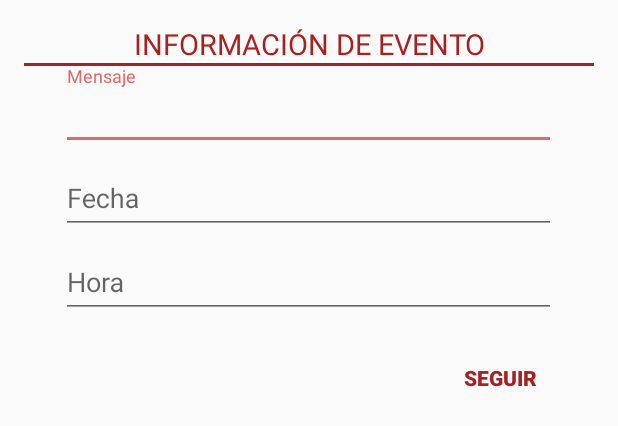
After one commit to UNIZAR-30248-2015-Raven/raven, an Android app: the layout activity_create_event.xml on its own in the app's theme, with its tools: preview values and no code run, on a phone screen of 412 x 824 dp. The commit adds this screen. Shown: the top 426 px of the screen. Run offline under Robolectric (Android 15) with nearby library versions, the phone set to English and light mode, and no system bars.

Commit message:
crear evento añadido

```diff
--- /dev/null
+++ b/app/src/main/res/layout/activity_create_event.xml
@@ -0,0 +1,71 @@
+<LinearLayout xmlns:android="http://schemas.android.com/apk/res/android"
+    xmlns:tools="http://schemas.android.com/tools" android:layout_width="match_parent"
+    android:layout_height="match_parent" android:gravity="center_horizontal"
+    android:orientation="vertical" android:paddingBottom="@dimen/activity_vertical_margin"
+    android:paddingLeft="@dimen/activity_horizontal_margin" android:paddingRight="@dimen/activity_horizontal_margin"
+    android:paddingTop="@dimen/activity_vertical_margin" tools:context=".CreateAccountActivity">
+
+    <!-- Proceso de crear evento -->
+    <ProgressBar android:id="@+id/create_event_progress" style="?android:attr/progressBarStyleLarge"
+        android:layout_width="wrap_content" android:layout_height="wrap_content"
+        android:layout_marginBottom="8dp" android:visibility="gone" />
+
+    <ScrollView android:id="@+id/create_event_form" android:layout_width="match_parent"
+        android:layout_height="match_parent">
+
+        <LinearLayout android:id="@+id/event_form" android:layout_width="match_parent"
+            android:layout_height="wrap_content" android:orientation="vertical">
+
+            <android.support.design.widget.TextInputLayout android:layout_width="match_parent"
+                android:layout_height="wrap_content">
+
+                <TextView android:id="@+id/infoEvento" android:layout_width="fill_parent"
+                    android:layout_height="wrap_content"
+                    android:text="@string/infoEvento" android:gravity="center"
+                    android:textSize="19dp" android:textColor="@color/colorPrimaryDark"/>
+
+                <View android:layout_width="fill_parent"
+                    android:layout_height="2dip"
+                    android:background="@color/colorPrimaryDark" />
+
+            </android.support.design.widget.TextInputLayout>
+
+            <android.support.design.widget.TextInputLayout android:layout_width="match_parent"
+                android:layout_height="wrap_content">
+
+                <EditText android:id="@+id/mensaje" android:layout_width="330dp"
+                    android:layout_height="wrap_content" android:hint="@string/prompt_mensaje"
+                    android:inputType="textMultiLine" android:maxLines="3"
+                    android:isScrollContainer="true" android:layout_gravity="center" />
+
+            </android.support.design.widget.TextInputLayout>
+
+            <android.support.design.widget.TextInputLayout android:layout_width="match_parent"
+                android:layout_height="wrap_content">
+
+                <EditText android:id="@+id/date" android:layout_width="330dp"
+                    android:layout_height="wrap_content" android:hint="@string/prompt_date"
+                    android:inputType="text" android:maxLines="1"
+                    android:singleLine="true" android:layout_gravity="center" />
+
+            </android.support.design.widget.TextInputLayout>
+
+            <android.support.design.widget.TextInputLayout android:layout_width="match_parent"
+                android:layout_height="wrap_content">
+
+                <EditText android:id="@+id/time" android:layout_width="330dp"
+                    android:layout_height="wrap_content" android:hint="@string/prompt_time"
+                    android:inputType="text" android:maxLines="1"
+                    android:singleLine="true" android:layout_gravity="center" />
+
+            </android.support.design.widget.TextInputLayout>
+
+            <Button android:id="@+id/seguir" style="?android:attr/borderlessButtonStyle"
+                android:layout_width="125dp" android:layout_height="wrap_content"
+                android:layout_marginTop="16dp" android:text="@string/seguir"
+                android:textStyle="bold" android:textColor="@color/colorPrimaryDark"
+                android:layout_gravity="right" />
+
+        </LinearLayout>
+    </ScrollView>
+</LinearLayout>
--- a/app/src/main/res/values/strings.xml
+++ b/app/src/main/res/values/strings.xml
@@ -4,9 +4,11 @@
     <string name="registrarse">Registrarse</string>
     <string name="menu">Menú</string>
     <string name="calendario">Calendario</string>
+    <string name="crear_evento">Crear evento</string>
 
     <string name="info">TU INFORMACIÓN</string>
     <string name="infoContacto">INFORMACIÓN DE CONTACTO AUXILIAR</string>
+    <string name="infoEvento">INFORMACIÓN DE EVENTO</string>
 
     <string name="prompt_nombre">Nombre</string>
     <string name="prompt_apellido">Apellido</string>
@@ -23,6 +25,10 @@
     <string name="prompt_apellido_contacto">Apellido del contacto</string>
     <string name="prompt_telefono_contacto">Teléfono del contacto</string>
 
+    <string name="prompt_mensaje">Mensaje</string>
+    <string name="prompt_date">Fecha</string>
+    <string name="prompt_time">Hora</string>
+
     <string name="log_out">Cerrar sesión</string>
 
     <string name="error_datos">Datos introducidos erróneamente</string>
```
Also changed, not shown: app/src/main/java/opdevelopers/raven/CreateEventActivity.java (added, +136 -0 lines), app/src/main/java/opdevelopers/raven/Event.java (added, +71 -0 lines), app/src/main/java/opdevelopers/raven/EventAdapter.java (added, +99 -0 lines).
